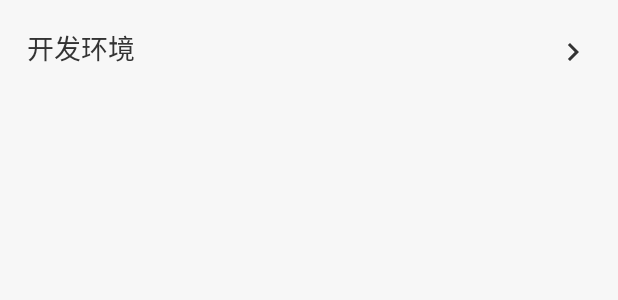
After one commit to zhpanvip/OneAndroid, an Android app: the layout item_system.xml on its own in the app's theme, with its tools: preview values and no code run, on a phone screen of 412 x 824 dp. The commit adds this screen. Shown: the top 300 px of the screen. Run offline under Robolectric (Android 15) with nearby library versions, the phone set to English and light mode, and no system bars.

Commit message:
Knowledge System api.

```diff
--- a/app/src/main/java/com/zhpan/oneandroid/adapter/ProjectFragmentAdapter.kt
+++ b/app/src/main/java/com/zhpan/oneandroid/adapter/ProjectFragmentAdapter.kt
@@ -2,7 +2,7 @@ package com.zhpan.oneandroid.adapter
 
 import androidx.fragment.app.Fragment
 import androidx.viewpager2.adapter.FragmentStateAdapter
-import com.zhpan.oneandroid.model.bean.ProjectTree
+import com.zhpan.oneandroid.model.bean.ProjectClassify
 import com.zhpan.oneandroid.ui.project.list.ProjectListFragment
 
 
@@ -13,7 +13,7 @@ import com.zhpan.oneandroid.ui.project.list.ProjectListFragment
  * </pre>
  */
 class ProjectFragmentAdapter(fragment: Fragment) : FragmentStateAdapter(fragment) {
-    var projectTree: List<ProjectTree> = ArrayList()
+    var projectTree: List<ProjectClassify> = ArrayList()
 
     override fun getItemCount(): Int {
         return projectTree.size
--- a/app/src/main/java/com/zhpan/oneandroid/base/DataBindingAdapter.java
+++ b/app/src/main/java/com/zhpan/oneandroid/base/DataBindingAdapter.java
@@ -14,7 +14,6 @@ import com.zhpan.bannerview.constants.PageStyle;
 import com.zhpan.indicator.base.BaseIndicatorView;
 import com.zhpan.indicator.enums.IndicatorSlideMode;
 import com.zhpan.indicator.enums.IndicatorStyle;
-import com.zhpan.library.view.CornerImageView;
 import com.zhpan.oneandroid.R;
 import com.zhpan.oneandroid.adapter.BannerAdapter;
 import com.zhpan.oneandroid.adapter.BannerViewHolder;
--- a/app/src/main/java/com/zhpan/oneandroid/model/bean/ProjectTree.kt
+++ b/app/src/main/java/com/zhpan/oneandroid/model/bean/ProjectClassify.kt
@@ -7,7 +7,7 @@ package com.zhpan.oneandroid.model.bean
  *   Description:
  * </pre>
  */
-class ProjectTree {
+class ProjectClassify {
     var id: String? = null
     var name: String? = null
     var courseId: String? = null
--- a/app/src/main/java/com/zhpan/oneandroid/ui/project/ProjectViewModel.kt
+++ b/app/src/main/java/com/zhpan/oneandroid/ui/project/ProjectViewModel.kt
@@ -3,7 +3,7 @@ package com.zhpan.oneandroid.ui.project
 import androidx.lifecycle.MutableLiveData
 import com.zhpan.library.base.BaseViewModel
 import com.zhpan.library.base.IFragmentHost
-import com.zhpan.oneandroid.model.bean.ProjectTree
+import com.zhpan.oneandroid.model.bean.ProjectClassify
 
 
 /**
@@ -16,7 +16,7 @@ class ProjectViewModel(private var projectRepository: ProjectRepository) : BaseV
     fun getProjectTrees(
         iFragmentHost: IFragmentHost,
         showLoading: Boolean
-    ): MutableLiveData<List<ProjectTree>> {
+    ): MutableLiveData<List<ProjectClassify>> {
         return projectRepository.getProjectTrees(iFragmentHost, showLoading)
     }
 }
--- a/app/src/main/java/com/zhpan/oneandroid/ui/project/list/ProjectListFragment.kt
+++ b/app/src/main/java/com/zhpan/oneandroid/ui/project/list/ProjectListFragment.kt
@@ -60,6 +60,7 @@ class ProjectListFragment : BaseFragment<ProjectListViewModel, FragmentProjectLi
                         } else {
                             mBinding?.adapter?.addData(it.datas!!)
                         }
+                        mRefreshLayout?.setNoMoreData(it.datas?.size!! < 20)
                     }
                 })
 
--- /dev/null
+++ b/app/src/main/res/drawable/ic_chevron_right.xml
@@ -0,0 +1,5 @@
+<vector android:height="24dp" android:tint="#333333"
+    android:viewportHeight="24" android:viewportWidth="24"
+    android:width="24dp" xmlns:android="http://schemas.android.com/apk/res/android">
+    <path android:fillColor="@android:color/white" android:pathData="M10,6L8.59,7.41 13.17,12l-4.58,4.59L10,18l6,-6z"/>
+</vector>
--- /dev/null
+++ b/app/src/main/res/layout/item_system.xml
@@ -0,0 +1,48 @@
+<?xml version="1.0" encoding="utf-8"?>
+
+<layout xmlns:android="http://schemas.android.com/apk/res/android"
+    xmlns:binding="http://schemas.android.com/apk/res-auto"
+    xmlns:tools="http://schemas.android.com/tools">
+
+    <data>
+
+        <variable
+            name="viewModel"
+            type="com.zhpan.oneandroid.model.bean.SystemItemBean" />
+
+        <variable
+            name="adapter"
+            type="com.zhpan.oneandroid.adapter.SystemListAdapter" />
+
+    </data>
+
+    <RelativeLayout
+        android:layout_width="match_parent"
+        android:layout_height="wrap_content"
+        android:orientation="vertical"
+        android:padding="@dimen/dp_16">
+
+        <TextView
+            android:id="@+id/tv_system_title"
+            android:layout_width="wrap_content"
+            android:layout_height="wrap_content"
+            android:text="@{viewModel.name}"
+            android:textColor="@color/gray_33"
+            android:textSize="@dimen/sp_16"
+            tools:text="开发环境" />
+
+        <androidx.recyclerview.widget.RecyclerView
+            android:layout_width="match_parent"
+            android:layout_height="wrap_content"
+            android:layout_below="@id/tv_system_title"
+            android:layout_marginTop="@dimen/dp_6"
+            binding:adapter="@{adapter}" />
+
+        <ImageView
+            android:layout_width="wrap_content"
+            android:layout_height="wrap_content"
+            android:layout_alignParentEnd="true"
+            android:layout_centerVertical="true"
+            android:src="@drawable/ic_chevron_right" />
+    </RelativeLayout>
+</layout>
--- a/app/src/main/res/values/strings.xml
+++ b/app/src/main/res/values/strings.xml
@@ -4,7 +4,7 @@
     <string name="my_collect">我的收藏</string>
     <string name="my_share">我的分享</string>
     <string name="setting">设置</string>
-
+    <string name="nav_to_do">待办清单</string>
     <string name="navigation_drawer_open">Open navigation drawer</string>
     <string name="navigation_drawer_close">Close navigation drawer</string>
     <!-- TODO: Remove or change this placeholder text -->
--- a/library/src/main/java/com/zhpan/library/base/BaseFragment.kt
+++ b/library/src/main/java/com/zhpan/library/base/BaseFragment.kt
@@ -36,6 +36,7 @@ abstract class BaseFragment<VM : BaseViewModel, VB : ViewDataBinding> : RxFragme
     protected var mViewModel: VM? = null
     protected var mRefreshLayout: SmartRefreshLayout? = null
     protected var page: Int = 0
+
     override fun onCreateView(
         inflater: LayoutInflater,
         container: ViewGroup?,
```
Also changed, not shown: app/src/main/java/com/zhpan/oneandroid/adapter/SystemListAdapter.kt (added, +27 -0 lines), app/src/main/java/com/zhpan/oneandroid/api/ApiService.kt (+5 -5 lines), app/src/main/java/com/zhpan/oneandroid/model/bean/SystemItemBean.kt (added, +16 -0 lines), app/src/main/java/com/zhpan/oneandroid/ui/main/MainActivity.kt (+8 -7 lines), app/src/main/java/com/zhpan/oneandroid/ui/project/ProjectRepository.kt (+6 -6 lines), app/src/main/java/com/zhpan/oneandroid/ui/system/SystemFragment.kt (+29 -7 lines), app/src/main/java/com/zhpan/oneandroid/ui/system/SystemRepository.kt (added, +37 -0 lines), app/src/main/java/com/zhpan/oneandroid/ui/system/SystemViewModel.kt (added, +20 -0 lines), app/src/main/java/com/zhpan/oneandroid/ui/system/SystemViewModelFactory.kt (added, +20 -0 lines), app/src/main/res/layout/layout_system_list.xml (added, +31 -0 lines), app/src/main/res/menu/nav_menu.xml (+15 -9 lines).
